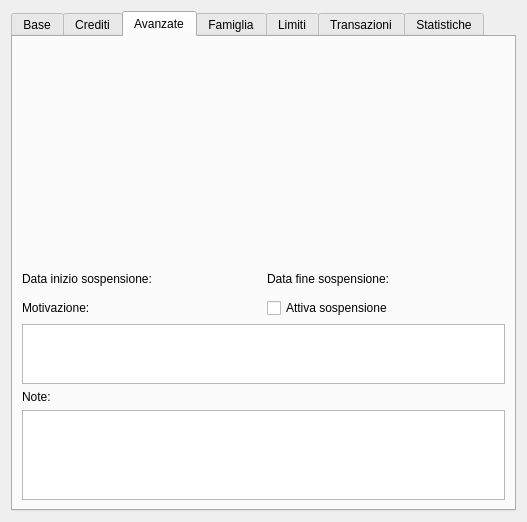
First picture: the form in squeeze/src/ui/editclient_widget.ui, repository lastprimenumbers/lemonpos, before the edit.
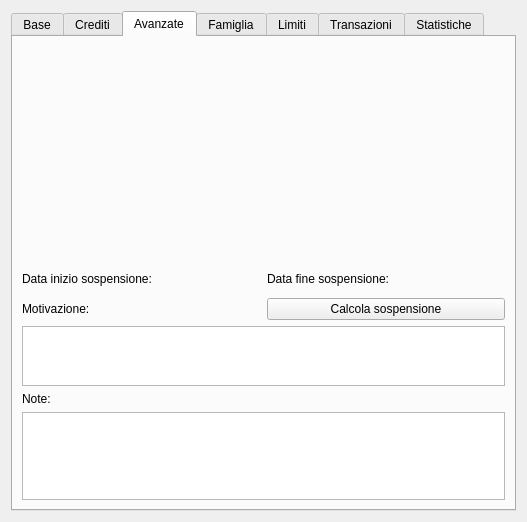
Second picture: the form after the edit. Custom widgets are drawn as their Qt base class.

What changed in the file:
```diff
--- a/squeeze/src/ui/editclient_widget.ui
+++ b/squeeze/src/ui/editclient_widget.ui
@@ -448,9 +448,9 @@
           </widget>
          </item>
          <item>
-          <widget class="QCheckBox" name="checkIsSuspended">
+          <widget class="QPushButton" name="pushButton">
            <property name="text">
-            <string>Attiva sospensione</string>
+            <string>Calcola sospensione</string>
            </property>
           </widget>
          </item>
```
